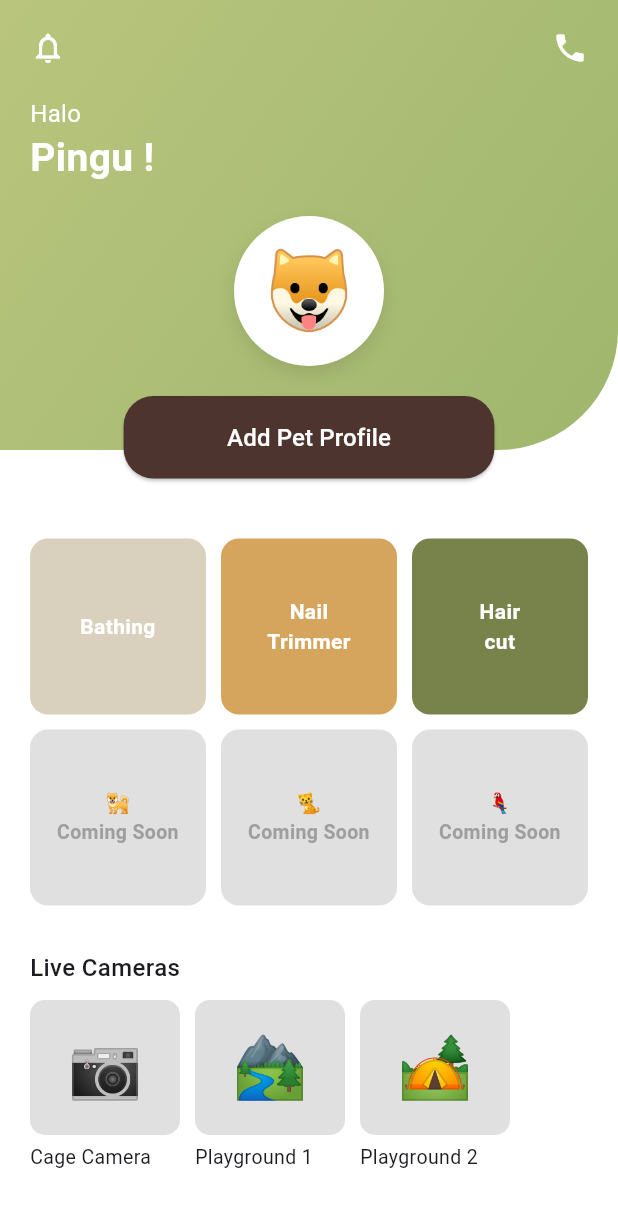
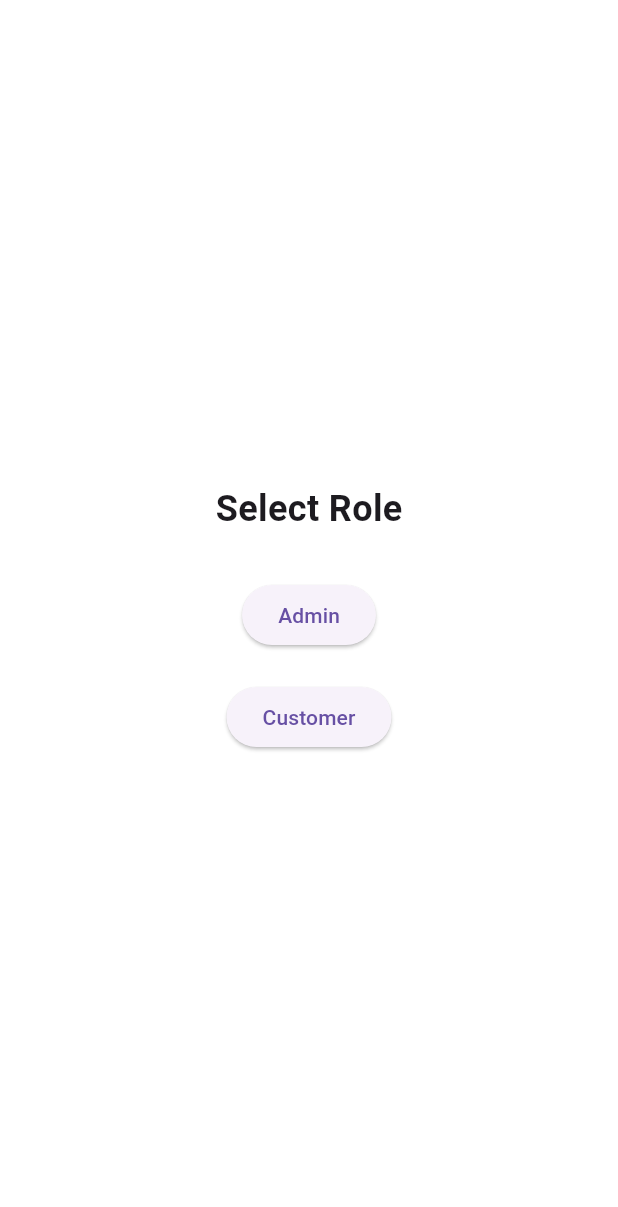
Before and after one commit to istdudeman/FurFinder, a Flutter app: the screen it shows after launch, on a phone screen of 412 x 824 dp. Shown: the top 1207 px of the screen. Run offline on Flutter 3.47's test engine with Material 3 defaults, Android fonts, the phone set to English and light mode, and no system bars; our stand-ins replace camera; Roboto replaces fonts that are missing (Sans).

Commit message:
something something added something something

```diff
--- a/furfinder/lib/main.dart
+++ b/furfinder/lib/main.dart
@@ -1,29 +1,83 @@
 import 'package:flutter/material.dart';
 import 'camera_view_page.dart';
 
-
+// -------------------- USER ROLE --------------------
 enum UserRole { admin, customer }
-
 
 void main() => runApp(const MyApp());
 
 class MyApp extends StatelessWidget {
   const MyApp({super.key});
+
   @override
   Widget build(BuildContext context) {
     return MaterialApp(
       title: 'Fur Finder',
       debugShowCheckedModeBanner: false,
-      theme: ThemeData(fontFamily: 'Sans'), // match your mockup font
-      home: const PetHomePage(),
+      theme: ThemeData(fontFamily: 'Sans'),
+      home: const RoleSelectionPage(),
+    );
+  }
+}
+
+// -------------------- ROLE SELECTION --------------------
+class RoleSelectionPage extends StatelessWidget {
+  const RoleSelectionPage({super.key});
+
+  @override
+  Widget build(BuildContext context) {
+    return Scaffold(
+      backgroundColor: Colors.white,
+      body: Center(
+        child: Padding(
+          padding: const EdgeInsets.all(24.0),
+          child: Column(
+            mainAxisAlignment: MainAxisAlignment.center,
+            children: [
+              const Text(
+                "Select Role",
+                style: TextStyle(fontSize: 24, fontWeight: FontWeight.bold),
+              ),
+              const SizedBox(height: 30),
+              ElevatedButton(
+                onPressed: () {
+                  Navigator.pushReplacement(
+                    context,
+                    MaterialPageRoute(
+                      builder: (_) => const PetHomePage(role: UserRole.admin),
+                    ),
+                  );
+                },
+                child: const Text("Admin"),
+              ),
+              const SizedBox(height: 20),
+              ElevatedButton(
+                onPressed: () {
+                  Navigator.pushReplacement(
+                    context,
+                    MaterialPageRoute(
+                      builder:
+                          (_) => const PetHomePage(role: UserRole.customer),
+                    ),
+                  );
+                },
+                child: const Text("Customer"),
+              ),
+            ],
+          ),
+        ),
+      ),
     );
   }
 }
 
 // -------------------- HOME PAGE --------------------
+class PetHomePage extends StatelessWidget {
+  final UserRole role;
 
-class PetHomePage extends StatelessWidget {
-  const PetHomePage({super.key});
+  const PetHomePage({super.key, required this.role});
+
+  bool get isAdmin => role == UserRole.admin;
 
   @override
   Widget build(BuildContext context) {
@@ -32,7 +86,6 @@ class PetHomePage extends StatelessWidget {
       body: SafeArea(
         child: Stack(
           children: [
-            // Gradient background
             Container(
               height: 300,
               decoration: const BoxDecoration(
@@ -41,22 +94,36 @@ class PetHomePage extends StatelessWidget {
                   begin: Alignment.topLeft,
                   end: Alignment.bottomRight,
                 ),
-                borderRadius: BorderRadius.only(bottomRight: Radius.circular(80)),
+                borderRadius: BorderRadius.only(
+                  bottomRight: Radius.circular(80),
+                ),
               ),
             ),
             Column(
               children: [
-                // Top Header Section (emoji + add profile)
                 Padding(
                   padding: const EdgeInsets.fromLTRB(20, 20, 20, 0),
                   child: Column(
                     crossAxisAlignment: CrossAxisAlignment.start,
                     children: [
-                      const Row(
+                      Row(
                         mainAxisAlignment: MainAxisAlignment.spaceBetween,
                         children: [
-                          Icon(Icons.notifications_none, color: Colors.white),
-                          Icon(Icons.phone, color: Colors.white),
+                          const Icon(
+                            Icons.notifications_none,
+                            color: Colors.white,
+                          ),
+                          IconButton(
+                            icon: const Icon(Icons.logout, color: Colors.white),
+                            onPressed: () {
+                              Navigator.pushReplacement(
+                                context,
+                                MaterialPageRoute(
+                                  builder: (_) => const RoleSelectionPage(),
+                                ),
+                              );
+                            },
+                          ),
                         ],
                       ),
                       const SizedBox(height: 20),
@@ -64,9 +131,9 @@ class PetHomePage extends StatelessWidget {
                         "Halo",
                         style: TextStyle(fontSize: 16, color: Colors.white),
                       ),
-                      const Text(
-                        "Pingu !",
-                        style: TextStyle(
+                      Text(
+                        isAdmin ? "Admin!" : "Pingu!",
+                        style: const TextStyle(
                           fontSize: 26,
                           fontWeight: FontWeight.bold,
                           color: Colors.white,
@@ -93,13 +160,16 @@ class PetHomePage extends StatelessWidget {
                         ),
                       ),
                       const SizedBox(height: 20),
+                      if (!isAdmin)
                         Center(
                           child: SizedBox(
                             width: MediaQuery.of(context).size.width * 0.6,
                             child: ElevatedButton(
                               style: ElevatedButton.styleFrom(
                                 backgroundColor: Colors.brown[800],
-                              padding: const EdgeInsets.symmetric(vertical: 16),
+                                padding: const EdgeInsets.symmetric(
+                                  vertical: 16,
+                                ),
                                 shape: RoundedRectangleBorder(
                                   borderRadius: BorderRadius.circular(20),
                                 ),
@@ -114,7 +184,10 @@ class PetHomePage extends StatelessWidget {
                               },
                               child: const Text(
                                 "Add Pet Profile",
-                              style: TextStyle(fontSize: 16, color: Colors.white),
+                                style: TextStyle(
+                                  fontSize: 16,
+                                  color: Colors.white,
+                                ),
                               ),
                             ),
                           ),
@@ -123,19 +196,19 @@ class PetHomePage extends StatelessWidget {
                   ),
                 ),
                 const SizedBox(height: 20),
-                // Scrollable Section
                 Expanded(
                   child: Container(
                     decoration: const BoxDecoration(
                       color: Colors.white,
-                      borderRadius: BorderRadius.only(topLeft: Radius.circular(30)),
+                      borderRadius: BorderRadius.only(
+                        topLeft: Radius.circular(30),
+                      ),
                     ),
                     child: SingleChildScrollView(
                       padding: const EdgeInsets.fromLTRB(20, 20, 20, 20),
                       child: Column(
                         crossAxisAlignment: CrossAxisAlignment.start,
                         children: [
-                          // Service Category Grid
                           GridView.count(
                             crossAxisCount: 3,
                             shrinkWrap: true,
@@ -143,9 +216,24 @@ class PetHomePage extends StatelessWidget {
                             crossAxisSpacing: 10,
                             mainAxisSpacing: 10,
                             children: [
-                              _serviceCard(context, "Bathing", Icons.bathtub, const Color(0xFFD9D1BD)),
-                              _serviceCard(context, "Nail\nTrimmer", Icons.cut, const Color(0xFFD6A55D)),
-                              _serviceCard(context, "Hair\ncut", Icons.content_cut, const Color(0xFF78824B)),
+                              _serviceCard(
+                                context,
+                                "Bathing",
+                                Icons.bathtub,
+                                const Color(0xFFD9D1BD),
+                              ),
+                              _serviceCard(
+                                context,
+                                "Nail\nTrimmer",
+                                Icons.cut,
+                                const Color(0xFFD6A55D),
+                              ),
+                              _serviceCard(
+                                context,
+                                "Hair\ncut",
+                                Icons.content_cut,
+                                const Color(0xFF78824B),
+                              ),
                               _placeholderCard('🐕'),
                               _placeholderCard('🐈'),
                               _placeholderCard('🦜'),
@@ -154,7 +242,10 @@ class PetHomePage extends StatelessWidget {
                           const SizedBox(height: 30),
                           const Text(
                             "Live Cameras",
-                            style: TextStyle(fontSize: 16, fontWeight: FontWeight.w500),
+                            style: TextStyle(
+                              fontSize: 16,
+                              fontWeight: FontWeight.w500,
+                            ),
                           ),
                           const SizedBox(height: 10),
                           SingleChildScrollView(
@@ -182,18 +273,19 @@ class PetHomePage extends StatelessWidget {
     );
   }
 
-  // Service Card Widget
-  Widget _serviceCard(BuildContext context, String title, IconData icon, Color color) {
+  Widget _serviceCard(
+    BuildContext context,
+    String title,
+    IconData icon,
+    Color color,
+  ) {
     return GestureDetector(
       onTap: () {
         Navigator.push(
           context,
           MaterialPageRoute(
-            builder: (_) => CategoryPage(
-              title: title,
-              emoji: '🐾',
-              bgColor: color,
-            ),
+            builder:
+                (_) => CategoryPage(title: title, emoji: '🐾', bgColor: color),
           ),
         );
       },
@@ -217,7 +309,6 @@ class PetHomePage extends StatelessWidget {
     );
   }
 
-  // Placeholder Card Widget
   Widget _placeholderCard(String emoji) {
     return Container(
       decoration: BoxDecoration(
@@ -238,15 +329,12 @@ class PetHomePage extends StatelessWidget {
     );
   }
 
-  // Camera Card Widget
   Widget _cameraCard(BuildContext context, String title, String emoji) {
     return GestureDetector(
       onTap: () {
         Navigator.push(
           context,
-          MaterialPageRoute(
-            builder: (_) => CameraViewPage(cameraTitle: title),
-          ),
+          MaterialPageRoute(builder: (_) => CameraViewPage(cameraTitle: title)),
         );
       },
       child: SizedBox(
@@ -272,7 +360,6 @@ class PetHomePage extends StatelessWidget {
     );
   }
 }
-
 
 // -------------------- CATEGORY PAGE --------------------
 class CategoryPage extends StatelessWidget {
```
Lines whose indentation alone changed are shown as unchanged.
